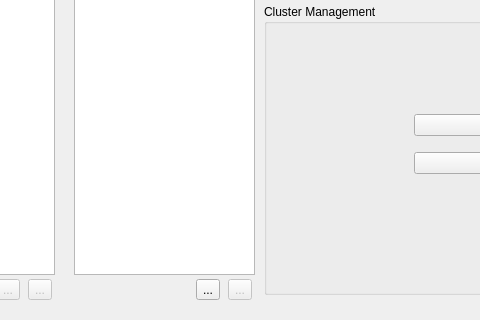
Qt form xoscar/src/xoscar_generalinformation.ui (oscar-cluster/pkgsrc) before a commit; both pictures show x 126 to 606 and y 366 to 686 of the 999 by 686 pixel window.
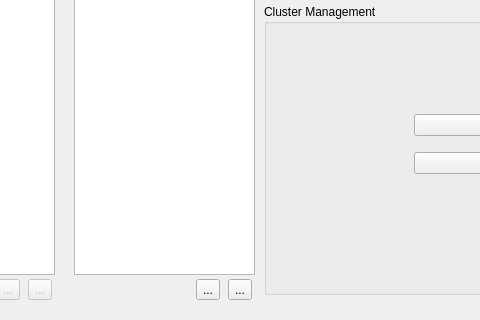
The same form after that commit. Icons and pictures are not drawn.

Patch:
```diff
--- a/xoscar/src/xoscar_generalinformation.ui
+++ b/xoscar/src/xoscar_generalinformation.ui
@@ -322,7 +322,7 @@
     <item>
      <widget class="QToolButton" name="removeClusterButton_2" >
       <property name="enabled" >
-       <bool>false</bool>
+       <bool>true</bool>
       </property>
       <property name="text" >
        <string>...</string>
```
